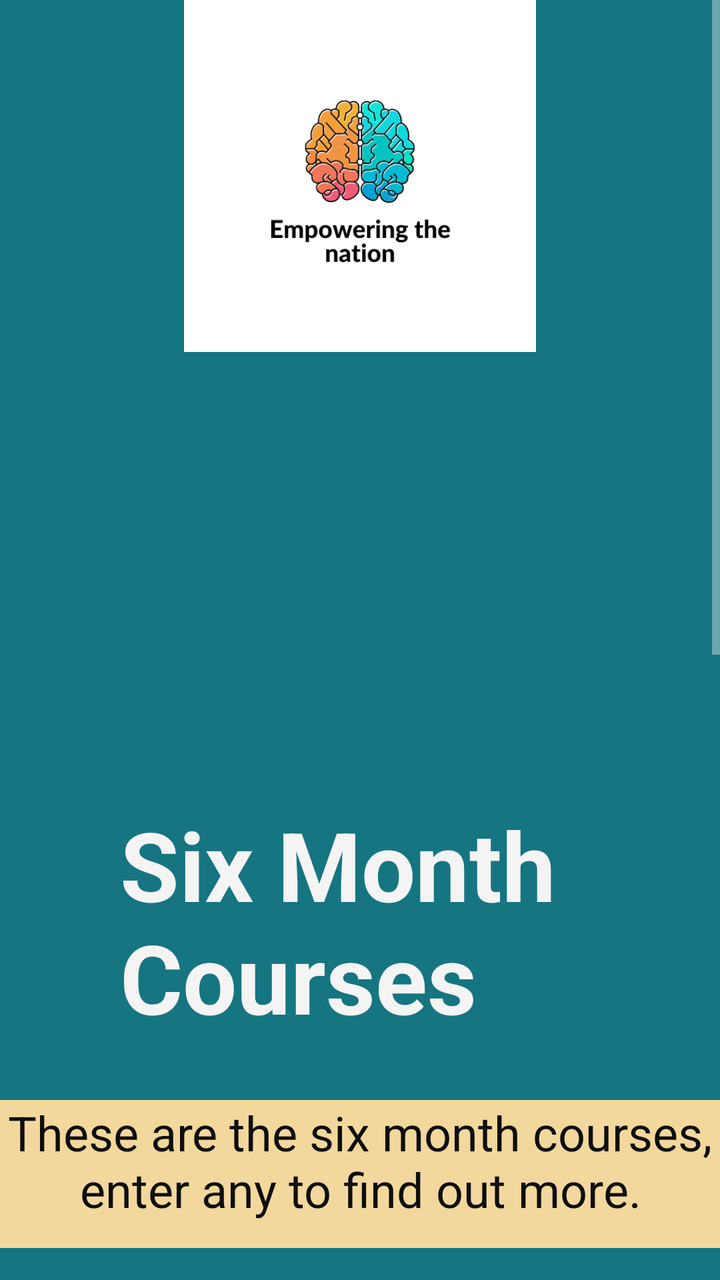
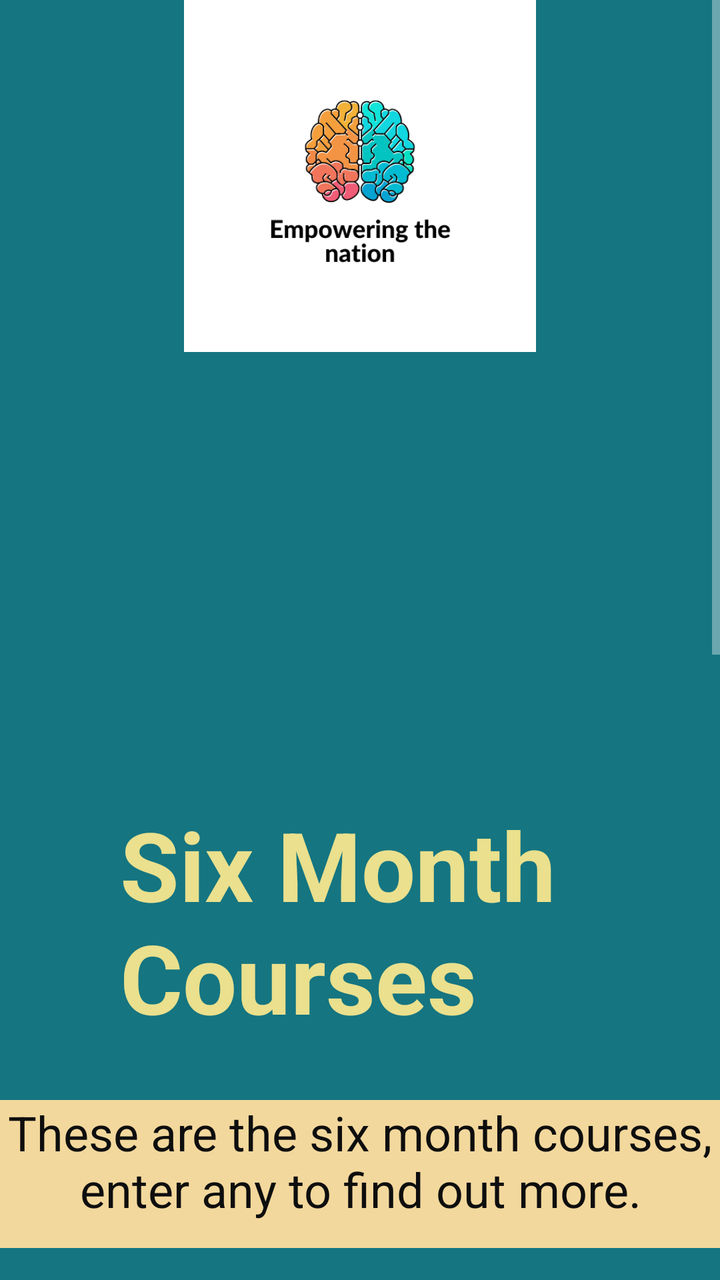

An Android layout rendered at two revisions. The XML below is the earlier revision; the diff shows what the commit changed to produce the second picture.
<!-- AndroidManifest.xml: application theme Theme.AppCompat -->
<!-- res/layout/fragment_six_month_courses.xml -->
<?xml version="1.0" encoding="utf-8"?>
<ScrollView xmlns:android="http://schemas.android.com/apk/res/android"
    xmlns:app="http://schemas.android.com/apk/res-auto"
    xmlns:tools="http://schemas.android.com/tools"
    android:id="@+id/ScrollViewMonths"
    android:layout_width="match_parent"
    android:layout_height="match_parent">

    <FrameLayout
        android:layout_width="match_parent"
        android:layout_height="match_parent"
        android:background="#157581"
        tools:context=".SixMonthCoursesFragment">


        <Button
            android:id="@+id/button"
            android:layout_width="303dp"
            android:layout_height="101dp"
            android:layout_marginLeft="70dp"
            android:layout_marginTop="1150dp"
            android:background="@drawable/img_7273"
            android:text="Life Skills"
            android:textColor="#090909"
            android:textSize="24sp" />

        <Button
            android:id="@+id/button7"
            android:layout_width="303dp"
            android:layout_height="101dp"
            android:layout_marginLeft="70dp"
            android:layout_marginTop="1000dp"
            android:background="@drawable/img_7274"
            android:text="Landscaping"
            android:textColor="#090909"
            android:textSize="24sp" />

        <Button
            android:id="@+id/button8"
            android:layout_width="306dp"
            android:layout_height="101dp"
            android:layout_marginLeft="70dp"
            android:layout_marginTop="700dp"
            android:background="@drawable/img_7279"
            android:text="First Aid"
            android:textColor="#090909"
            android:textSize="24sp" />

        <TextView
            android:id="@+id/textView"
            android:layout_width="335dp"
            android:layout_height="139dp"
            android:layout_marginLeft="60dp"
            android:layout_marginTop="400dp"
            android:background="#157581"
            android:text="Six Month Courses"
            android:textColor="#F4F4F4"
            android:textSize="48sp"
            android:textStyle="bold" />

        <Button
            android:id="@+id/button9"
            android:layout_width="303dp"
            android:layout_height="101dp"
            android:layout_marginLeft="70dp"
            android:layout_marginTop="850dp"
            android:background="@drawable/img_7272"
            android:text="Sewing"
            android:textColor="#090909"
            android:textSize="24sp" />


        <ImageView
            android:id="@+id/imageView"
            android:layout_width="match_parent"
            android:layout_height="176dp"
            app:srcCompat="@drawable/thumbnail_img_7280" />

        <TextView
            android:id="@+id/textView2"
            android:layout_width="match_parent"
            android:layout_height="74dp"
            android:layout_marginTop="550dp"
            android:background="#f3d89d"
            android:text="These are the six month courses, enter any to find out more."
            android:textAlignment="center"
            android:textColor="#0E0E0E"
            android:textSize="24sp" />


    </FrameLayout>
</ScrollView>
<!-- resources referenced by this layout -->
<resources>
  <!-- drawable img_7272: jpeg bitmap (drawable, 145504 bytes) -->
  <!-- drawable img_7273: jpeg bitmap (drawable, 78334 bytes) -->
  <!-- drawable img_7274: jpeg bitmap (drawable, 847390 bytes) -->
  <!-- drawable img_7279: jpeg bitmap (drawable, 172258 bytes) -->
  <!-- drawable thumbnail_img_7280: jpg bitmap (drawable, 73812 bytes) -->
</resources>

<!-- the commit's change to res/layout/fragment_six_month_courses.xml (unified diff, before → after) -->
@@ -54,7 +54,7 @@
             android:layout_marginTop="400dp"
             android:background="#157581"
             android:text="Six Month Courses"
-            android:textColor="#F4F4F4"
+            android:textColor="#EAE08D"
             android:textSize="48sp"
             android:textStyle="bold" />
 
